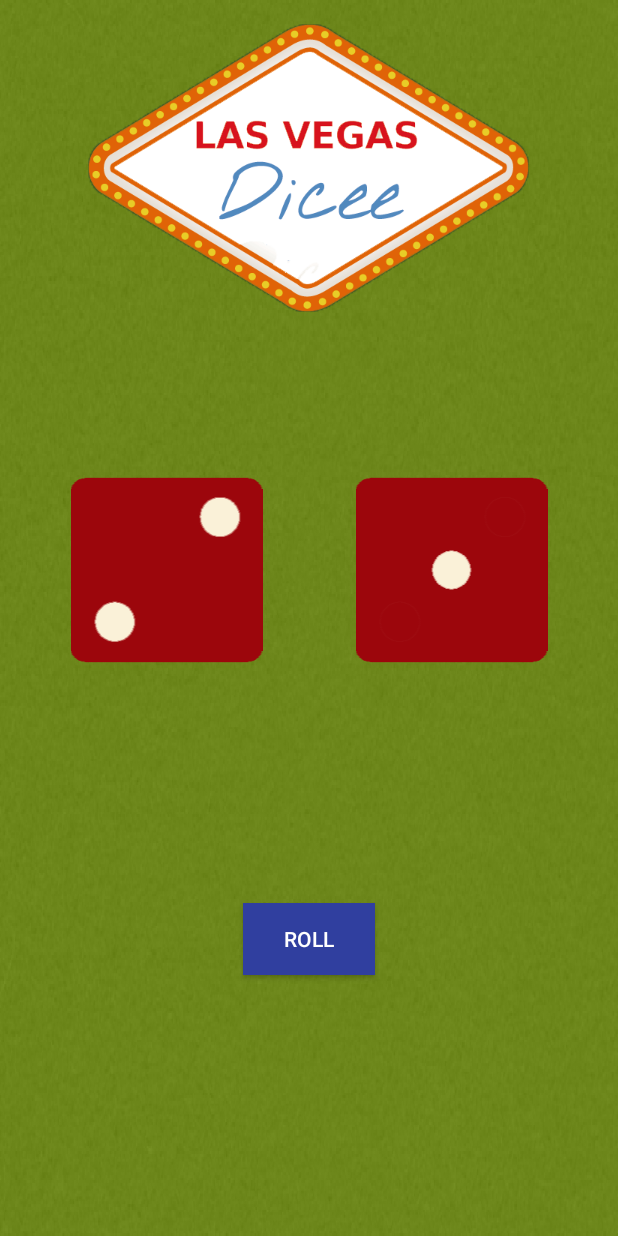
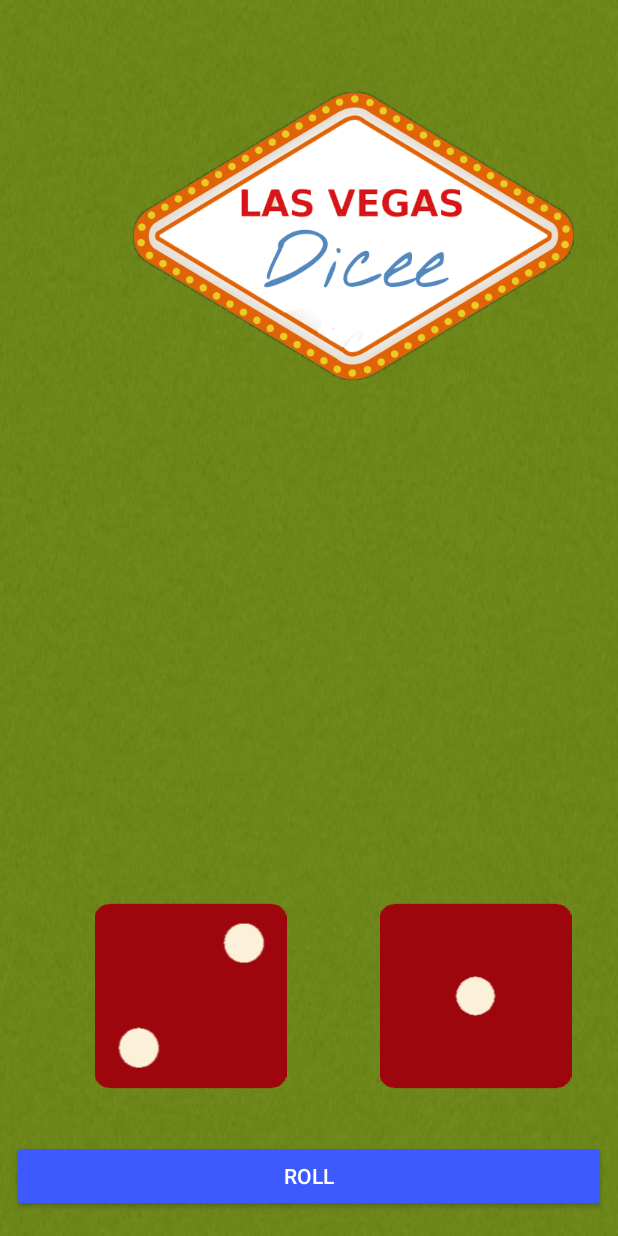
Before and after one commit to jakister/dicee-android, an Android app: the screen it shows after launch (MainActivity), on a phone screen of 412 x 824 dp. Run offline under Robolectric (Android 15) with nearby library versions, the phone set to English and light mode, and no system bars.

Commit message:
made constraints for the button

```diff
--- a/app/build.gradle
+++ b/app/build.gradle
@@ -20,8 +20,8 @@ android {
 
 dependencies {
     implementation fileTree(dir: 'libs', include: ['*.jar'])
-    implementation 'com.android.support:appcompat-v7:28.0.0-rc01'
-    implementation 'com.android.support.constraint:constraint-layout:1.1.2'
+    implementation 'com.android.support:appcompat-v7:28.0.0'
+    implementation 'com.android.support.constraint:constraint-layout:1.1.3'
     testImplementation 'junit:junit:4.12'
     androidTestImplementation 'com.android.support.test:runner:1.0.2'
     androidTestImplementation 'com.android.support.test.espresso:espresso-core:3.0.2'
--- a/app/src/main/res/layout/activity_main.xml
+++ b/app/src/main/res/layout/activity_main.xml
@@ -1,61 +1,73 @@
 <?xml version="1.0" encoding="utf-8"?>
-<LinearLayout xmlns:app="http://schemas.android.com/apk/res-auto"
+<android.support.constraint.ConstraintLayout xmlns:android="http://schemas.android.com/apk/res/android"
+    xmlns:app="http://schemas.android.com/apk/res-auto"
+    xmlns:tools="http://schemas.android.com/tools"
     android:id="@+id/activity_main"
-    xmlns:android="http://schemas.android.com/apk/res/android"
-    xmlns:tools="http://schemas.android.com/tools"
+
     android:layout_width="match_parent"
     android:layout_height="match_parent"
-    android:paddingLeft="16dp"
-    android:paddingRight="16dp"
-    android:paddingTop="16dp"
-    android:paddingBottom="16dp"
-    android:orientation="vertical"
+
     android:background="@drawable/newbackground"
     tools:context=".MainActivity">
 
-    <RelativeLayout
-        android:layout_width="match_parent"
-        android:layout_height="300dp">
 
     <ImageView
         android:id="@+id/image_logo"
         android:layout_width="wrap_content"
+
         android:layout_height="wrap_content"
-            android:layout_centerHorizontal="true"
+        android:layout_marginEnd="29dp"
+        android:layout_marginRight="29dp"
+        android:layout_marginTop="61dp"
+        app:layout_constraintEnd_toEndOf="parent"
+        app:layout_constraintTop_toTopOf="parent"
         app:srcCompat="@drawable/dicee_logo" />
-    </RelativeLayout>
 
-    <LinearLayout
-        android:layout_width="match_parent"
-        android:layout_height="wrap_content"
-        android:orientation="horizontal">
 
     <ImageView
         android:id="@+id/image_leftDice"
-            android:layout_width="wrap_content"
+
+        android:layout_width="0dp"
         android:layout_height="wrap_content"
-            android:layout_weight="1"
+
+        android:layout_marginBottom="96dp"
+        android:layout_marginLeft="32dp"
+        android:layout_marginStart="32dp"
+        app:layout_constraintBottom_toBottomOf="parent"
+        app:layout_constraintEnd_toStartOf="@+id/image_rightDice"
+        app:layout_constraintStart_toStartOf="parent"
         app:srcCompat="@drawable/dice2" />
 
     <ImageView
         android:id="@+id/image_rightDice"
-            android:layout_width="wrap_content"
+
+        android:layout_width="0dp"
         android:layout_height="wrap_content"
-            android:layout_weight="1"
+
+        app:layout_constraintEnd_toEndOf="parent"
+        app:layout_constraintStart_toEndOf="@+id/image_leftDice"
+        app:layout_constraintTop_toTopOf="@+id/image_leftDice"
         app:srcCompat="@drawable/dice1" />
-    </LinearLayout>
 
-    <RelativeLayout
-        android:layout_width="match_parent"
-        android:layout_height="match_parent">
 
     <Button
         android:id="@+id/rollButton"
-            android:layout_width="wrap_content"
+        style="@style/Widget.AppCompat.Button.Colored"
+
+        android:layout_width="0dp"
         android:layout_height="wrap_content"
-            android:layout_centerInParent="true"
-            android:background="@color/colorPrimaryDark"
+        android:layout_marginBottom="16dp"
+
+        android:layout_marginEnd="8dp"
+        android:layout_marginLeft="8dp"
+        android:layout_marginRight="8dp"
+        android:layout_marginStart="8dp"
         android:text="@string/button_text"
-            android:textColor="@android:color/white" />
-    </RelativeLayout>
-</LinearLayout>
+        android:textColor="#FFFFFF"
+        android:contentDescription="@string/button_description"
+        app:layout_constraintBottom_toBottomOf="parent"
+        app:layout_constraintEnd_toEndOf="parent"
+        app:layout_constraintStart_toStartOf="parent" />
+
+
+</android.support.constraint.ConstraintLayout>
--- a/app/src/main/res/values/colors.xml
+++ b/app/src/main/res/values/colors.xml
@@ -2,5 +2,5 @@
 <resources>
     <color name="colorPrimary">#3F51B5</color>
     <color name="colorPrimaryDark">#303f9f</color>
-    <color name="colorAccent">#FF4081</color>
+    <color name="colorAccent">#3d5afe</color>
 </resources>
--- a/app/src/main/res/values/strings.xml
+++ b/app/src/main/res/values/strings.xml
@@ -1,4 +1,5 @@
 <resources>
     <string name="app_name">Dicee</string>
     <string name="button_text">Roll</string>
+    <string name="button_description">Rolls the dice</string>
 </resources>
```
Also changed, not shown: 3 other files. Lines whose indentation alone changed are shown as unchanged.
